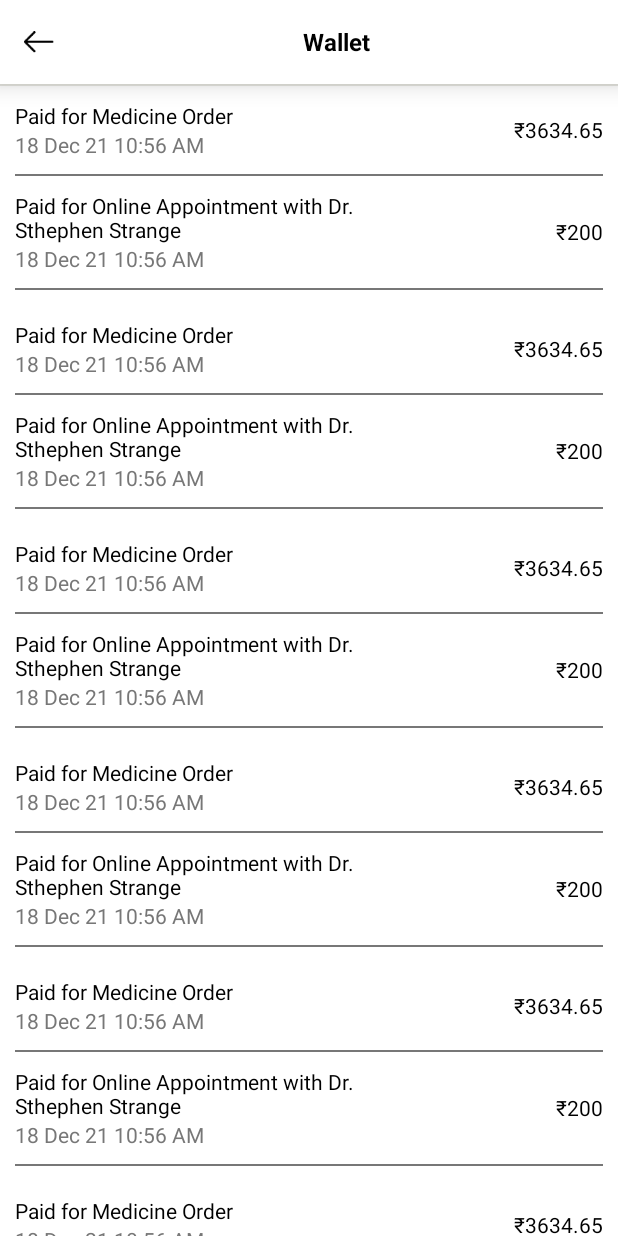
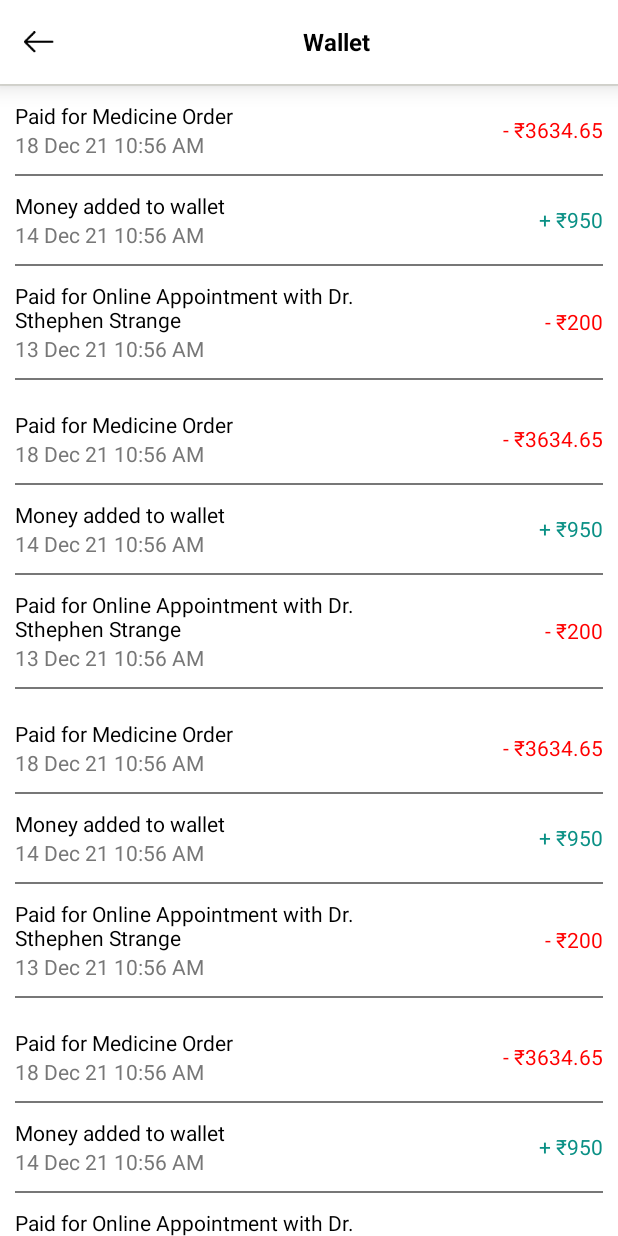
Before and after one commit to STRANGE08/Medicare, an Android app: the Wallet_Activity screen opened directly, with no data from a screen before it, on a phone screen of 412 x 824 dp. Run offline under Robolectric (Android 15) with nearby library versions, the phone set to English and light mode, and no system bars.

Commit message:
3 Jan afternoon

```diff
--- a/app/src/main/java/com/example/medicare/Activities/Add_Balance_Activity.java
+++ b/app/src/main/java/com/example/medicare/Activities/Add_Balance_Activity.java
@@ -12,5 +12,10 @@ public class Add_Balance_Activity extends AppCompatActivity {
     protected void onCreate(Bundle savedInstanceState) {
         super.onCreate(savedInstanceState);
         setContentView(R.layout.activity_add_balance);
+
+        findViewById(R.id.back).setOnClickListener(v -> {
+            finish();
+        });
+
     }
 }
--- a/app/src/main/java/com/example/medicare/Activities/Wallet_Activity.java
+++ b/app/src/main/java/com/example/medicare/Activities/Wallet_Activity.java
@@ -1,5 +1,6 @@
 package com.example.medicare.Activities;
 
+import android.content.Intent;
 import android.os.Bundle;
 
 import androidx.appcompat.app.AppCompatActivity;
@@ -20,6 +21,10 @@ public class Wallet_Activity extends AppCompatActivity {
             finish();
         });
 
+        findViewById(R.id.add_balance_tv).setOnClickListener(v -> {
+            startActivity(new Intent(Wallet_Activity.this, Add_Balance_Activity.class));
+        });
+
         RecyclerView last_transactions_rv = findViewById(R.id.last_transactions_rv);
 
         last_transactions_rv
--- a/app/src/main/java/com/example/medicare/Adapters/Last_Transaction_Adapter.java
+++ b/app/src/main/java/com/example/medicare/Adapters/Last_Transaction_Adapter.java
@@ -21,7 +21,7 @@ public class Last_Transaction_Adapter extends RecyclerView.Adapter<Last_Transact
     @NonNull
     @Override
     public MyViewHolder onCreateViewHolder(@NonNull ViewGroup parent, int viewType) {
-        View view = LayoutInflater.from(parent.getContext()).inflate(R.layout.las_transactions_layout, null);
+        View view = LayoutInflater.from(parent.getContext()).inflate(R.layout.last_transactions_layout, null);
         return new MyViewHolder(view);
     }
 
--- a/app/src/main/res/layout/activity_wallet.xml
+++ b/app/src/main/res/layout/activity_wallet.xml
@@ -98,6 +98,7 @@
 
 
                     <TextView
+                        android:id="@+id/add_balance_tv"
                         android:layout_width="wrap_content"
                         android:layout_height="wrap_content"
                         android:layout_alignParentEnd="true"
--- a/app/src/main/res/layout/las_transactions_layout.xml
+++ b/app/src/main/res/layout/last_transactions_layout.xml
@@ -37,10 +37,52 @@
             android:layout_height="wrap_content"
             android:layout_alignParentEnd="true"
             android:layout_centerVertical="true"
-            android:text="₹3634.65"
-            android:textColor="@color/black"
+            android:text="- ₹3634.65"
+            android:textColor="@color/red"
             android:textSize="14sp"
             android:textStyle="normal" />
+    </RelativeLayout>
+
+    <View
+        android:layout_width="match_parent"
+        android:layout_height="1dp"
+        android:layout_marginVertical="10dp"
+        android:background="@color/grey" />
+ <RelativeLayout
+        android:layout_width="match_parent"
+        android:layout_height="wrap_content">
+
+        <LinearLayout
+            android:layout_width="wrap_content"
+            android:layout_height="wrap_content"
+            android:orientation="vertical">
+
+            <TextView
+                android:layout_width="280dp"
+                android:layout_height="wrap_content"
+                android:text="Money added to wallet"
+                android:textColor="@color/black"
+                android:textSize="14sp"
+                android:textStyle="normal" />
+
+            <TextView
+                android:layout_width="wrap_content"
+                android:layout_height="wrap_content"
+                android:text="14 Dec 21 10:56 AM"
+                android:textColor="@color/grey"
+                android:textSize="14sp"
+                android:textStyle="normal" />
+        </LinearLayout>
+
+     <TextView
+         android:layout_width="wrap_content"
+         android:layout_height="wrap_content"
+         android:layout_alignParentEnd="true"
+         android:layout_centerVertical="true"
+         android:text="+ ₹950"
+         android:textColor="@color/medicine_green"
+         android:textSize="14sp"
+         android:textStyle="normal" />
     </RelativeLayout>
 
     <View
@@ -69,7 +111,7 @@
             <TextView
                 android:layout_width="wrap_content"
                 android:layout_height="wrap_content"
-                android:text="18 Dec 21 10:56 AM"
+                android:text="13 Dec 21 10:56 AM"
                 android:textColor="@color/grey"
                 android:textSize="14sp"
                 android:textStyle="normal" />
@@ -80,8 +122,8 @@
             android:layout_height="wrap_content"
             android:layout_alignParentEnd="true"
             android:layout_centerVertical="true"
-            android:text="₹200"
-            android:textColor="@color/black"
+            android:text="- ₹200"
+            android:textColor="@color/red"
             android:textSize="14sp"
             android:textStyle="normal" />
     </RelativeLayout>
```
Also changed, not shown: app/src/main/res/layout/activity_add_balance.xml (+42 -2 lines).
